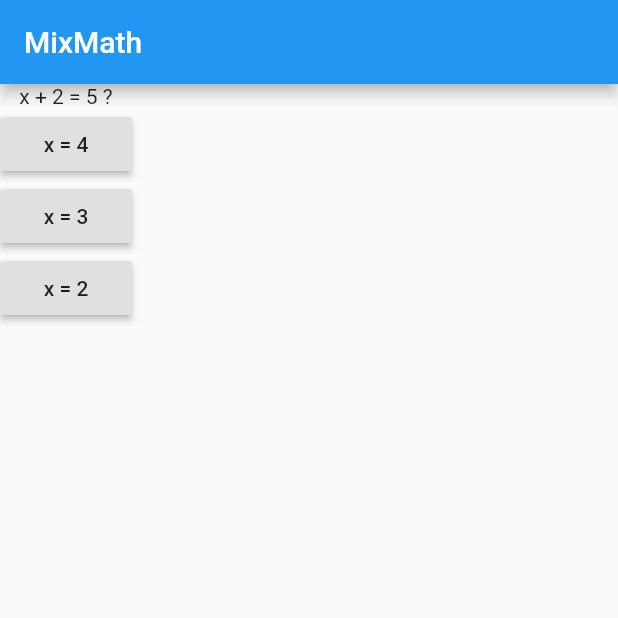
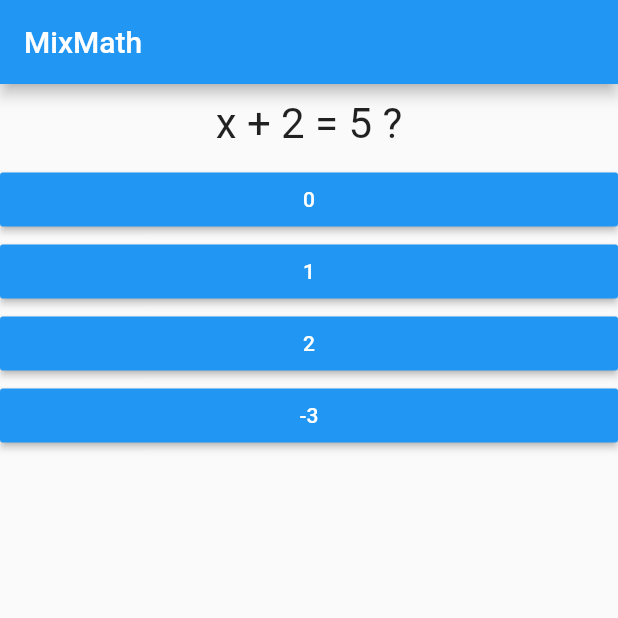
Before and after one commit to manucaputo/projet_PTI, a Flutter app: the screen it shows after launch, on a phone screen of 412 x 824 dp, the top half of it. Run offline on Flutter 3.47's test engine with Material 2 defaults, Android fonts, the phone set to English and light mode, and no system bars.

Commit message:
Video 46 formation flutter (fin)

```diff
--- /dev/null
+++ b/lib/answer.dart
@@ -0,0 +1,22 @@
+import 'package:flutter/material.dart';
+
+class Answer extends StatelessWidget {
+
+  final VoidCallback selectHandler;
+  final int answerText;
+  Answer(this.selectHandler, this.answerText);
+
+  @override
+  Widget build(BuildContext context) {
+    return Container(
+      width: double.infinity, // "double" because everything is an object on Flutter
+      child: RaisedButton(
+        color: Colors.blue,
+        textColor: Colors.white,
+        child: Text(answerText.toString()),
+        onPressed: selectHandler,
+
+      ),
+    );
+  }
+}
--- a/lib/main.dart
+++ b/lib/main.dart
@@ -1,4 +1,6 @@
 import 'package:flutter/material.dart';
+import './question.dart';
+import './answer.dart';
 
 // TESTS
 /*
@@ -10,6 +12,8 @@
 
   Person(this.name, this.age);
 
+  Person.veryOld(this.name){
+  age = 60;
 }
 
 double ajout(double num1,double num2){
@@ -20,6 +24,9 @@
 void main(){
   var p1 = Person('Max', 30);
   var p2 = Person('Manu', 31);
+  var p3 = Person.veryOld('Max');
+  print(p3.name);
+  print(p3.age);
   print(p1.name);
   print(p2.name);
   double firstResult;
@@ -29,31 +36,44 @@
 
  */
 
-
 // from scratch
 
 void main() => runApp(MyApp()); // for functions who had only one argument
 
 class MyApp extends StatefulWidget {
   @override
-  State<MyApp> createState() => MyAppState();
+  State<MyApp> createState() =>
+      _MyAppState(); // put _ before teh name of the class means public class --> private class
 }
 
-class MyAppState extends State<MyApp> {
-  var questionIndex = 0;
+class _MyAppState extends State<MyApp> {
+  var _questionIndex = 0;
+  int i = 0;
 
-  void answerQuestion() {
+  void _answerQuestion() {
     setState(() {
-      questionIndex = questionIndex + 1;
+      _questionIndex = _questionIndex + 1;
     });
-    print(questionIndex);
+    print(_questionIndex);
   }
 
   @override // It already exists but we override with our own method --> To make the code more clear
   Widget build(BuildContext context) {
     var questions = [
-      'x + 2 = 5 ?', // first element list = pos 0
-      '2x - 5 = 1 ?',
+      // creation of a MAP (key : value)
+      {
+        'questionText': 'x + 2 = 5 ?',
+        'answers': [i, i+1, i+2, i-3]
+        // first element list = pos 0
+      },
+     {
+        'questionText': '2x - 5 = 1 ?',
+        'answers': [ 4, 3, 1, 3]
+      },
+      {
+        'questionText': '3 + x = 7 ?',
+        'answers': [1, 2, 4, 3]
+      },
     ];
 
     return MaterialApp(
@@ -63,25 +83,23 @@
         ),
         body: Column(
           children: [
-              Text(questions[questionIndex]),
-              RaisedButton(
-                child: Text('x = 4'),
-                onPressed:
-                    answerQuestion, //execute the function and not the name of the result of thefunction ! no ()
+            Question(
+              questions[_questionIndex]['questionText'] as String,
             ),
-              RaisedButton(
-                child: Text('x = 3'),
-                onPressed: () => print('Vous avez choisi la réponse 3'),
+            ...(questions[_questionIndex]['answers'] as List<int>)  // "..."  take a list and pull all the values in that list out of them and add it in a surrounding as individual values
+                .map((answer) {
+              return Answer(_answerQuestion, answer);
+            }).toList(),
+
+            /*
+            Answer(_answerQuestion),
+            Answer(_answerQuestion),
+            Answer(_answerQuestion),
+             */
+
+          ],
         ),
-              RaisedButton(
-                child: Text('x = 2'),
-                onPressed: () {
-                  // ...
-                  print('Vous avez choisi la réponse 2');
-                },
       ),
-            ],
-          )),
     );
   }
 }
--- /dev/null
+++ b/lib/question.dart
@@ -0,0 +1,24 @@
+import 'package:flutter/material.dart';
+
+// If you keep pushing on "ctrl" and click on some attribute, you can see the code source
+
+class Question extends StatelessWidget {
+  final String
+      questionText; // "final" means that the initial value will never change after passing in the constr
+
+  Question(
+      this.questionText); // position argument (if we add {} --> name argument)
+
+  @override
+  Widget build(BuildContext context) {
+    return Container(
+      width: double.infinity,
+      margin: EdgeInsets.all(10), //margin in all directions
+      child: Text(
+        questionText,
+        style: TextStyle(fontSize: 28),
+        textAlign: TextAlign.center,
+      ),
+    );
+  }
+}
```
Lines whose indentation alone changed are shown as unchanged.
